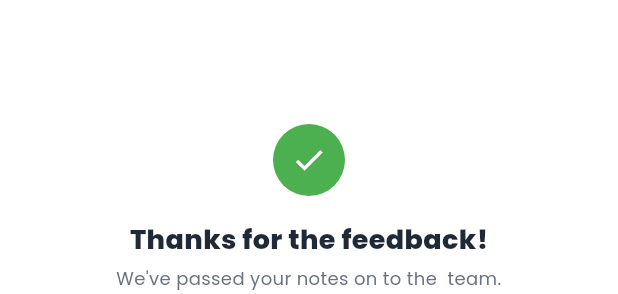
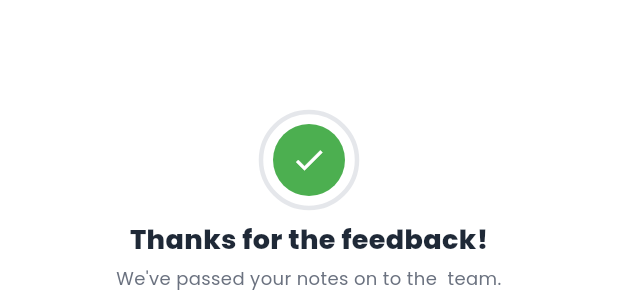
Before and after one commit to KrishTrivedi025/excelerate_connect, a Flutter app: the _SuccessPanel widget shown alone on an empty page, opened directly with empty values, on a phone screen of 412 x 824 dp. Shown: the part 404-698 px from the top of the screen. Run offline on Flutter 3.47's test engine with Material 3 defaults, Android fonts, the phone set to English and light mode, and no system bars; our stand-ins replace cached_network_image, google_fonts, lottie.

Commit message:
fix: countdown ring was rendering fully hidden behind the checkmark
CircularProgressIndicator's render object enforces a hard-coded
BoxConstraints(minWidth: 36, minHeight: 36). Inside a Stack, a
non-positioned child only gets loose constraints, so the indicator
settled at 36px — smaller than the 48px opaque checkmark circle
painted in front of it, making the ring invisible on device even
though it was present in the tree. Force it to a tight 64px SizedBox
so it's actually larger than the checkmark and visible around it.

```diff
--- a/lib/screens/feedback/feedback_screen.dart
+++ b/lib/screens/feedback/feedback_screen.dart
@@ -839,13 +839,22 @@ class _SuccessPanel extends StatelessWidget {
                     children: [
                       AnimatedBuilder(
                         animation: countdown,
-                        builder: (context, child) => CircularProgressIndicator(
+                        // Stack only gives non-positioned children loose
+                        // constraints, so without this explicit SizedBox the
+                        // indicator shrinks to its own 36px default — smaller
+                        // than the 48px checkmark circle in front of it, and
+                        // therefore fully hidden behind it.
+                        builder: (context, child) => SizedBox(
+                          width: 64,
+                          height: 64,
+                          child: CircularProgressIndicator(
                             value: 1 - countdown.value,
                             strokeWidth: 3,
                             strokeCap: StrokeCap.round,
                             backgroundColor: AppColors.divider,
                             valueColor: const AlwaysStoppedAnimation<Color>(
                               AppColors.primary,
+                            ),
                           ),
                         ),
                       ),
```
Also changed, not shown: lib/screens/registration/registration_screen.dart (+10 -1 lines). Lines whose indentation alone changed are shown as unchanged.
